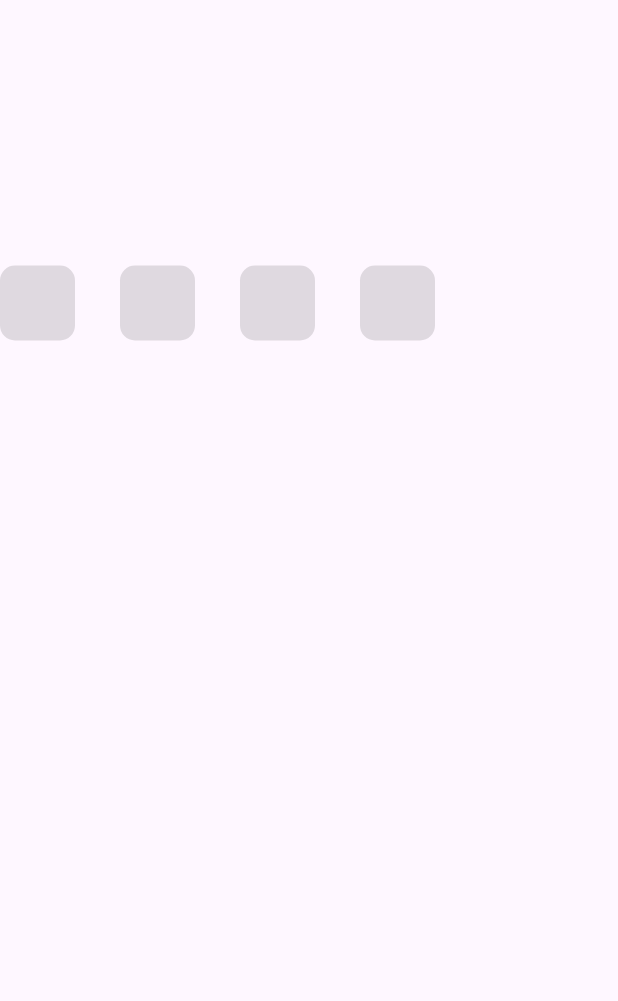
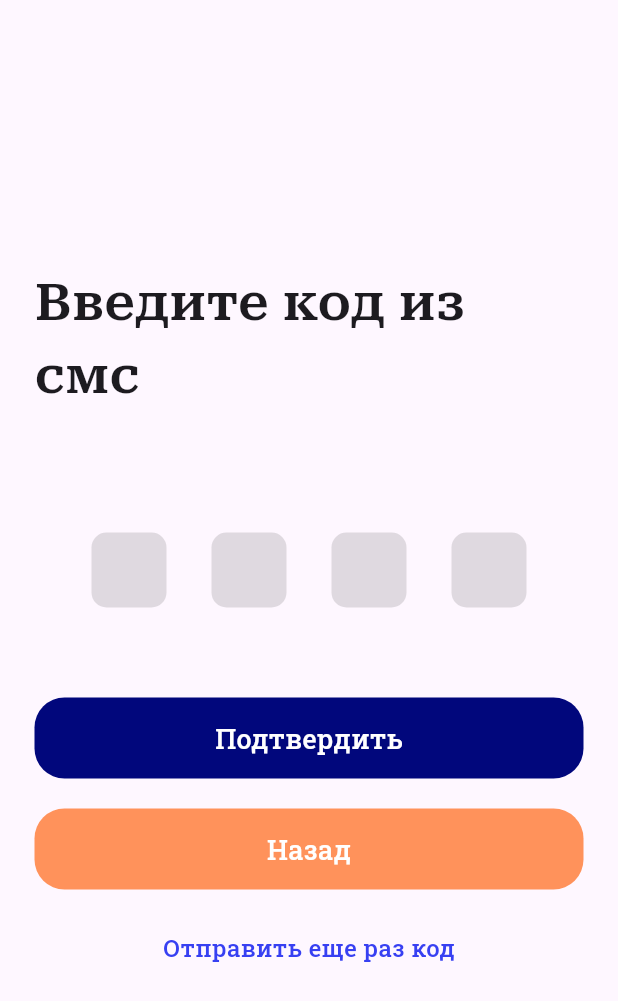
Before and after one commit to Wjiel/uber_works_app, a Flutter app: the screen it shows after launch, on a phone screen of 412 x 824 dp. Shown: the top 1001 px of the screen. Run offline on Flutter 3.47's test engine with Material 3 defaults, Android fonts, the phone set to English and light mode, and no system bars; project files that could hold a hidden picture were left out.

Commit message:
Сделан экран с кодом из смс

```diff
--- /dev/null
+++ b/lib/confirmation_window/widgets/Hyperlink.dart
@@ -0,0 +1,22 @@
+import 'package:flutter/material.dart';
+import 'package:uber_works_app/colors.dart';
+
+class Hyperlink extends StatelessWidget {
+  const Hyperlink({super.key});
+
+  @override
+  Widget build(BuildContext context) {
+    return GestureDetector(
+      onTap: () {}, // Функционал
+      child: Text(
+        'Отправить еще раз код',
+        style: TextStyle(
+          color: mediumBlue,
+          fontFamily: 'RobotoSlab',
+          fontSize: 16,
+          fontWeight: FontWeight.w500,
+        ),
+      ),
+    );
+  }
+}
--- a/lib/confirmation_window/widgets/TextMessageCode.dart
+++ b/lib/confirmation_window/widgets/TextMessageCode.dart
@@ -9,26 +9,30 @@ class TextMessageCode extends StatefulWidget {
 }
 
 class _TextMessageCodeState extends State<TextMessageCode> {
-  final TextEditingController _controller = TextEditingController();
+  final List<TextEditingController> _controller = List.generate(4, (index) => TextEditingController());
 
   @override
   void dispose() {
+    for (var controller in _controller) {
+      controller.dispose();
+    }
     super.dispose();
   }
 
   @override
   Widget build(BuildContext context) {
     return Row(
-      spacing: 30,
-      children: List.generate(4, (index) => _InkS(customControllerText: _controller))
-    );
+      mainAxisAlignment: MainAxisAlignment.center,
+        spacing: 30,
+        children: List.generate(
+            4, (index) => _InkS(customControllerText: _controller[index])));
   }
 }
 
 class _InkS extends StatelessWidget {
   final TextEditingController customControllerText;
   final numberFormat = FilteringTextInputFormatter.allow(RegExp(r'[0-9]'));
-  final limitLenght = LengthLimitingTextInputFormatter(4);
+  final limitLenght = LengthLimitingTextInputFormatter(1);
   _InkS({required this.customControllerText});
 
   @override
@@ -41,6 +45,7 @@ class _InkS extends StatelessWidget {
         borderRadius: BorderRadius.circular(10),
       ),
       child: TextField(
+        textAlign: TextAlign.center,
         controller: customControllerText,
         inputFormatters: [numberFormat, limitLenght],
         decoration: InputDecoration(
--- a/lib/confirmation_window/СonfirmationWindow.dart
+++ b/lib/confirmation_window/СonfirmationWindow.dart
@@ -1,5 +1,8 @@
 import 'package:flutter/material.dart';
+import 'package:uber_works_app/confirmation_window/widgets/Hyperlink.dart';
 import 'package:uber_works_app/confirmation_window/widgets/TextMessageCode.dart';
+import 'package:uber_works_app/custom_widgets/Text/CustomTextForPage.dart';
+import 'package:uber_works_app/custom_widgets/buttons/CustomButtonSign.dart';
 
 class ConfirmationWindow extends StatelessWidget {
   const ConfirmationWindow({super.key});
@@ -7,16 +10,36 @@ class ConfirmationWindow extends StatelessWidget {
   @override
   Widget build(BuildContext context) {
     return Scaffold(
-      body: ListView(
-        children: [
-          SizedBox(
-            height: 177,
-          ),
-          Align(
-            alignment: Alignment.center,
-            child: TextMessageCode(),
-          )
-        ],
+      body: Padding(
+        padding: const EdgeInsets.symmetric(horizontal: 23),
+        child: ListView(
+          children: [
+            SizedBox(height: 177),
+            Center(
+              child: CustomTextForPage(
+                textString: 'Введите код из смс ',
+                isSwtich: true,
+              ),
+            ),
+            SizedBox(height: 80,),
+            TextMessageCode(),
+            SizedBox(
+              height: 60,
+            ),
+            CustomButtonSign(inputWords: 'Подтвердить'),
+            SizedBox(
+              height: 20,
+            ),
+            CustomButtonSign(
+              inputWords: 'Назад',
+              colorchik: true,
+            ),
+            SizedBox(
+              height: 27,
+            ),
+            Center(child: Hyperlink())
+          ],
+        ),
       ),
     );
   }
--- a/lib/login_window/LoginWindow.dart
+++ b/lib/login_screen/LoginWindow.dart
@@ -1,7 +1,7 @@
 import 'package:flutter/material.dart';
 import 'package:uber_works_app/custom_widgets/TextFields/CustomBoxWithText.dart';
 import 'package:uber_works_app/custom_widgets/buttons/CustomButtonSign.dart';
-import 'package:uber_works_app/login_window/widget/JustText.dart';
+import 'package:uber_works_app/login_screen/widget/JustText.dart';
 import 'package:uber_works_app/custom_widgets/Text/CustomTextForPage.dart';
 
 class LoginWindow extends StatefulWidget {
--- a/lib/main.dart
+++ b/lib/main.dart
@@ -1,7 +1,7 @@
 import 'package:flutter/material.dart';
 import 'package:uber_works_app/confirmation_window/%D0%A1onfirmationWindow.dart';
-import 'package:uber_works_app/login_window/LoginWindow.dart';
-import 'package:uber_works_app/registration_window/RegistrationWindow.dart';
+import 'package:uber_works_app/login_screen/LoginWindow.dart';
+import 'package:uber_works_app/registration_screen/RegistrationWindow.dart';
 import 'package:uber_works_app/start_screen/StartScreen.dart';
 
 void main() {
--- a/lib/registration_window/RegistrationWindow.dart
+++ b/lib/registration_screen/RegistrationWindow.dart
@@ -1,8 +1,8 @@
 import 'package:flutter/material.dart';
 import 'package:uber_works_app/custom_widgets/Text/CustomTextForPage.dart';
 import 'package:uber_works_app/custom_widgets/buttons/CustomButtonSign.dart';
-import 'package:uber_works_app/registration_window/widgets/AnimationButton.dart';
-import 'package:uber_works_app/registration_window/widgets/TextAndTextField.dart';
+import 'package:uber_works_app/registration_screen/widgets/AnimationButton.dart';
+import 'package:uber_works_app/registration_screen/widgets/TextAndTextField.dart';
 
 
 
```
Also changed, not shown: lib/login_screen/widget/JustText.dart (renamed from lib/login_window/widget/JustText.dart), lib/registration_screen/widgets/AnimationButton.dart (renamed from lib/registration_window/widgets/AnimationButton.dart), lib/registration_screen/widgets/TextAndTextField.dart (renamed from lib/registration_window/widgets/TextAndTextField.dart).
